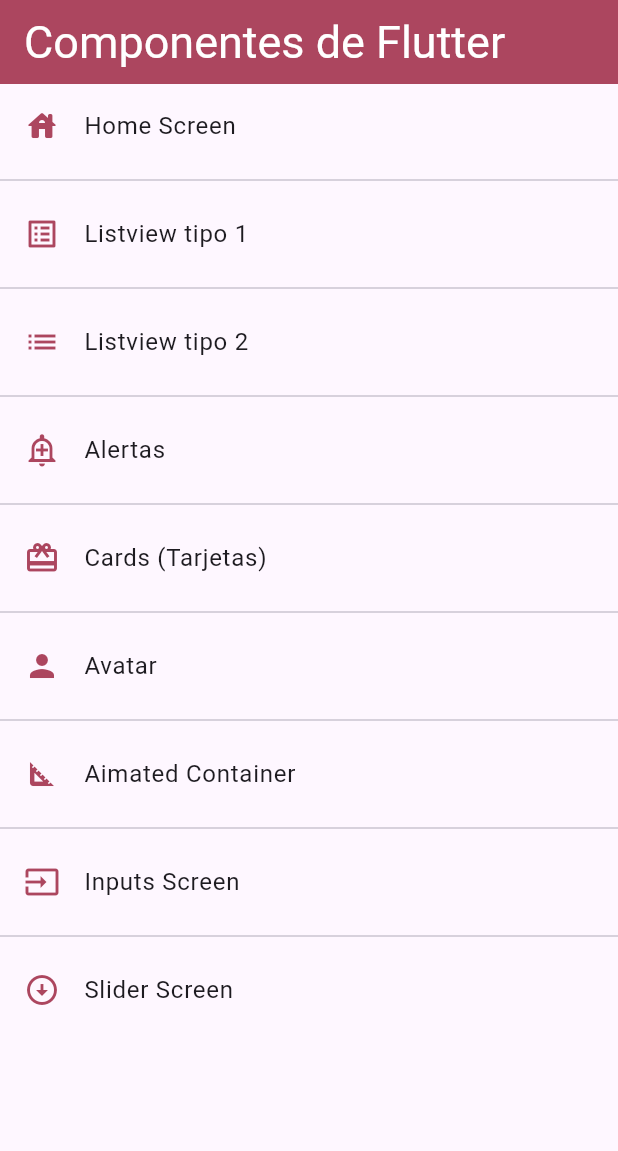
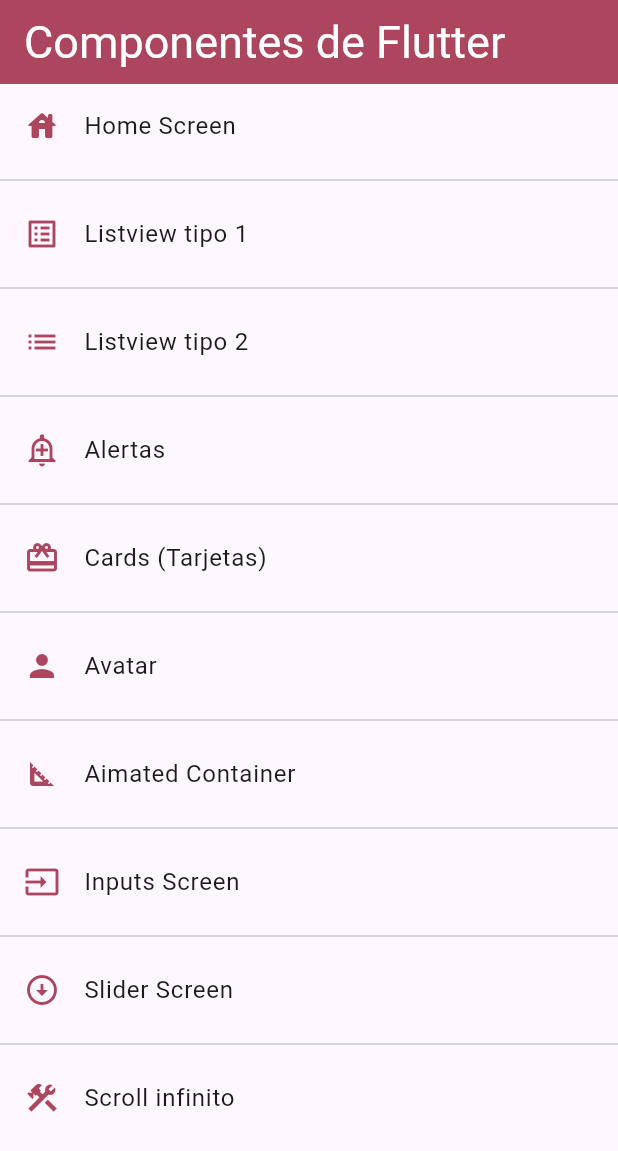
Before and after one commit to oteros2/fl_components, a Flutter app: the screen it shows after launch, on a phone screen of 412 x 824 dp. Shown: the top 1151 px of the screen. Run offline on Flutter 3.47's test engine with Material 3 defaults, Android fonts, the phone set to English and light mode, and no system bars; our stand-ins replace google_fonts.

Commit message:
scroll infinito

```diff
--- a/lib/routes/app_routes.dart
+++ b/lib/routes/app_routes.dart
@@ -51,6 +51,11 @@ class AppRoutes {
         icon: Icons.arrow_circle_down_outlined,
         name: 'Slider Screen',
         screen: const SliderScreen()),
+    MenuOption(
+        route: 'listviewbuilder',
+        icon: Icons.construction,
+        name: 'Scroll infinito',
+        screen: const LisviewBuilderScreen()),
   ];
 
   static Map<String, Widget Function(BuildContext)> getAppRoutes() {
--- a/lib/screens/screens.dart
+++ b/lib/screens/screens.dart
@@ -7,3 +7,4 @@ export 'package:fl_componentes/screens/avatar_screen.dart';
 export 'package:fl_componentes/screens/animated_screen.dart';
 export 'package:fl_componentes/screens/input_screens.dart';
 export 'package:fl_componentes/screens/slider_screen.dart';
+export 'package:fl_componentes/screens/listview_builder_screen.dart';
--- a/lib/theme/app_theme.dart
+++ b/lib/theme/app_theme.dart
@@ -55,7 +55,6 @@ class AppTheme {
         borderRadius: BorderRadius.circular(10),
       ),
     ),
-
     sliderTheme: const SliderThemeData(
       activeTrackColor: primary,
       thumbColor: primary,
```
Also changed, not shown: lib/screens/listview_builder_screen.dart (added, +23 -0 lines).
